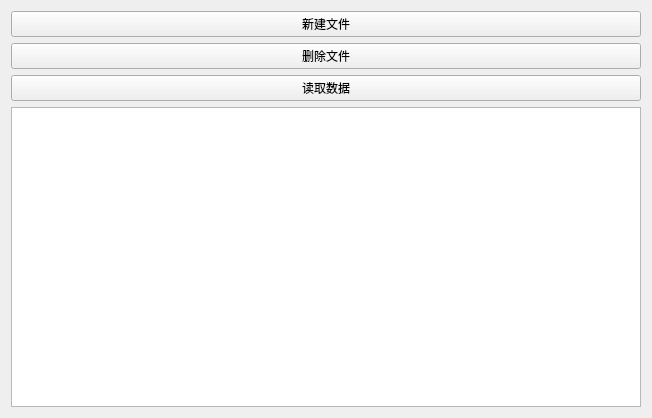
The window that widgetsDemo/fileoperationform.ui (TYHJgy/QT-demo) describes before a commit, drawn with Qt 5.
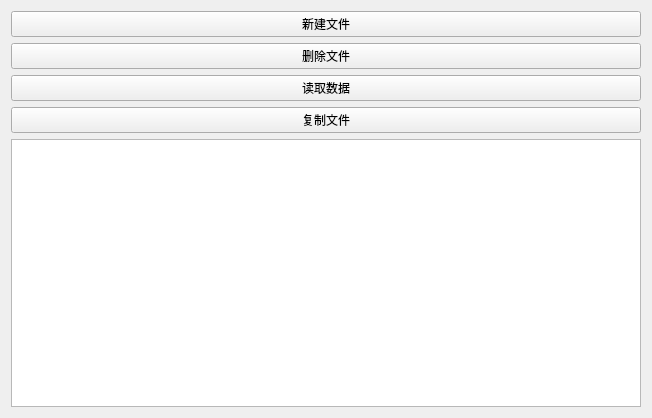
The same window after the commit.

```diff
--- a/widgetsDemo/fileoperationform.ui
+++ b/widgetsDemo/fileoperationform.ui
@@ -35,6 +35,13 @@
      </property>
     </widget>
    </item>
+   <item>
+    <widget class="QPushButton" name="copyFile">
+     <property name="text">
+      <string>复制文件</string>
+     </property>
+    </widget>
+   </item>
    <item>
     <widget class="QTextEdit" name="dataEdit"/>
    </item>
```
